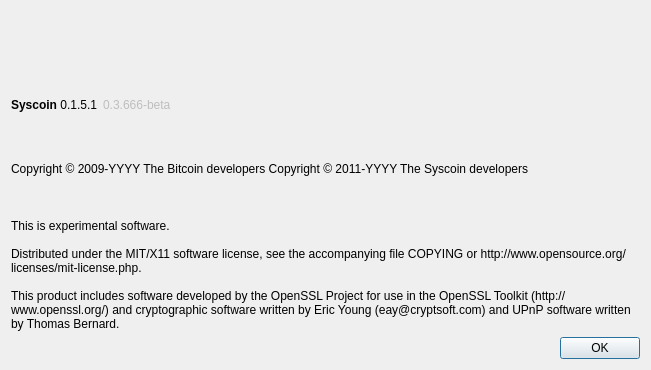
Above: src/qt/forms/aboutdialog.ui from syscoin/syscoin1 before the change. Below: the same form after it.
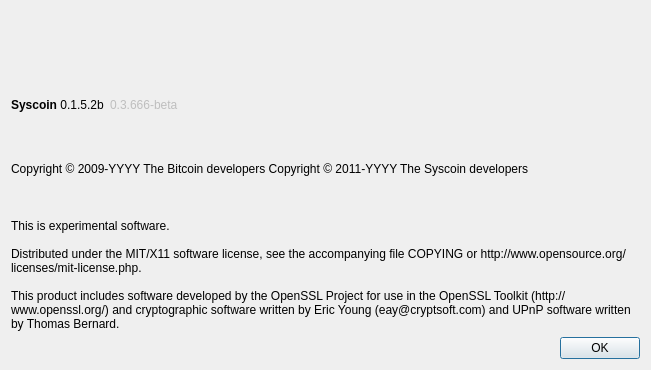
That is the form after the change. Icons and pictures are not drawn.

Commit message: Updated version numbers to 0.1.5.2b

```diff
--- a/src/qt/forms/aboutdialog.ui
+++ b/src/qt/forms/aboutdialog.ui
@@ -35,7 +35,7 @@
         <cursorShape>IBeamCursor</cursorShape>
        </property>
        <property name="text">
-        <string>&lt;html&gt;&lt;head/&gt;&lt;body&gt;&lt;p&gt;&lt;span style=&quot; font-weight:600;&quot;&gt;Syscoin &lt;/span&gt;0.1.5.1&lt;/p&gt;&lt;/body&gt;&lt;/html&gt;</string>
+        <string>&lt;html&gt;&lt;head/&gt;&lt;body&gt;&lt;p&gt;&lt;span style=&quot; font-weight:600;&quot;&gt;Syscoin &lt;/span&gt;0.1.5.2b&lt;/p&gt;&lt;/body&gt;&lt;/html&gt;</string>
        </property>
        <property name="textInteractionFlags">
         <set>Qt::LinksAccessibleByMouse|Qt::TextSelectableByKeyboard|Qt::TextSelectableByMouse</set>
```
The commit also changes 1 other file.
